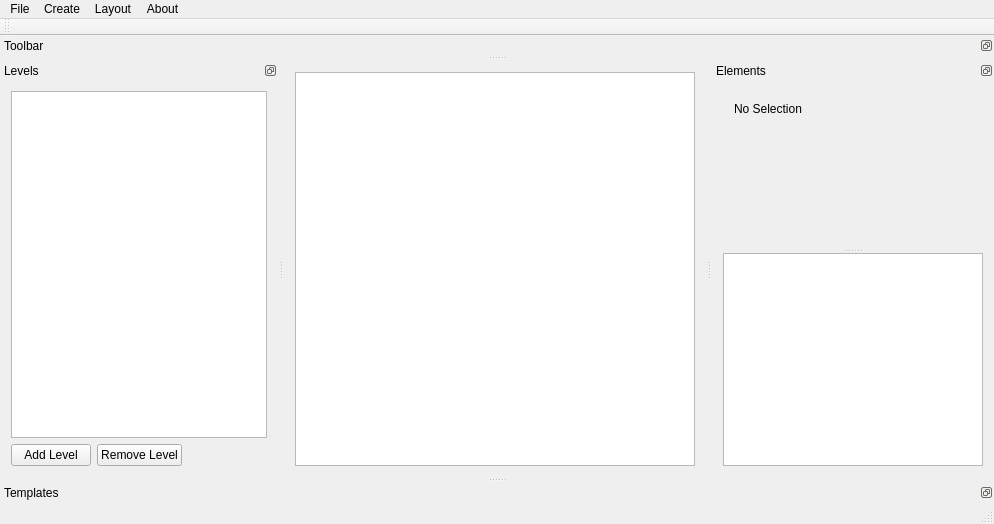
Before: the Qt Designer form mainwindow.ui in jreuss/tudimapper, drawn with Qt 5.
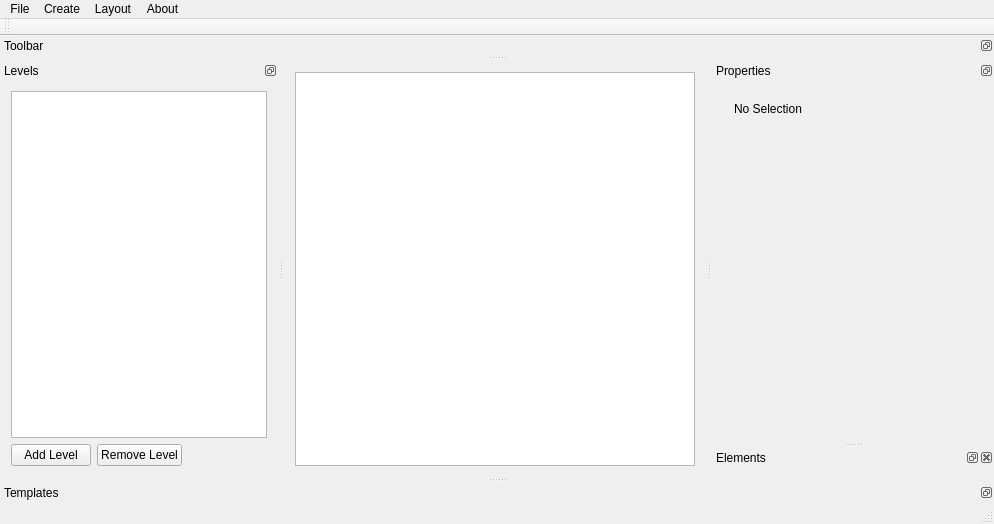
After: the same form once the commit is applied. Icons and pictures are not drawn. Custom widgets are drawn as their Qt base class.

What changed in the file:
```diff
--- a/mainwindow.ui
+++ b/mainwindow.ui
@@ -198,7 +198,7 @@
     <set>QDockWidget::DockWidgetFloatable|QDockWidget::DockWidgetMovable</set>
    </property>
    <property name="windowTitle">
-    <string>Elements</string>
+    <string>Properties</string>
    </property>
    <attribute name="dockWidgetArea">
     <number>2</number>
@@ -318,20 +318,6 @@
         </widget>
         <widget class="QWidget" name="page_multiple_selection"/>
        </widget>
-       <widget class="QTreeView" name="treeView_elements">
-        <property name="sizePolicy">
-         <sizepolicy hsizetype="Expanding" vsizetype="Expanding">
-          <horstretch>0</horstretch>
-          <verstretch>0</verstretch>
-         </sizepolicy>
-        </property>
-        <property name="maximumSize">
-         <size>
-          <width>16777215</width>
-          <height>16777215</height>
-         </size>
-        </property>
-       </widget>
       </widget>
      </item>
     </layout>
@@ -349,6 +335,15 @@
    </attribute>
    <widget class="MainToolBar" name="mainToolbar"/>
   </widget>
+  <widget class="QDockWidget" name="element_list_view">
+   <property name="windowTitle">
+    <string>Elements</string>
+   </property>
+   <attribute name="dockWidgetArea">
+    <number>2</number>
+   </attribute>
+   <widget class="ElementListWidget" name="element_tree"/>
+  </widget>
   <action name="actionImportSpecial">
    <property name="text">
     <string>Import</string>
@@ -379,6 +374,12 @@
    <header>compound_widgets/main_toolbar/maintoolbar.h</header>
    <container>1</container>
   </customwidget>
+  <customwidget>
+   <class>ElementListWidget</class>
+   <extends>QWidget</extends>
+   <header>compound_widgets/element_list_widget/elementlistwidget.h</header>
+   <container>1</container>
+  </customwidget>
  </customwidgets>
  <resources>
   <include location="images.qrc"/>
```
Left out of the diff: 2 changed lines with no effect on the pictures.
